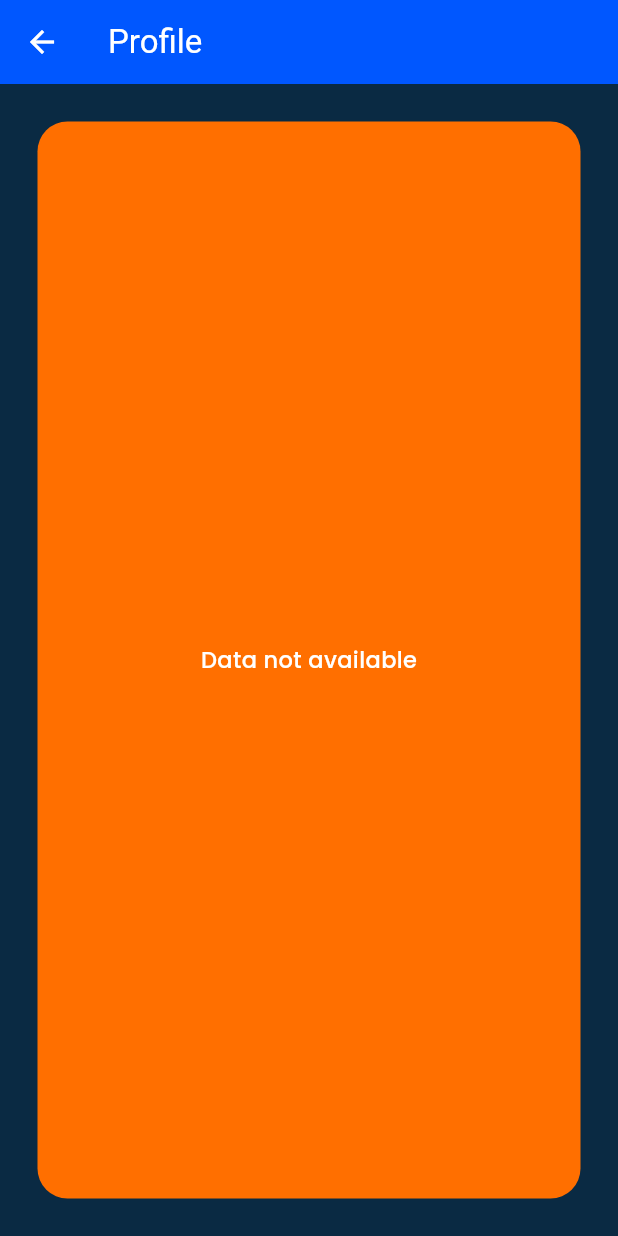
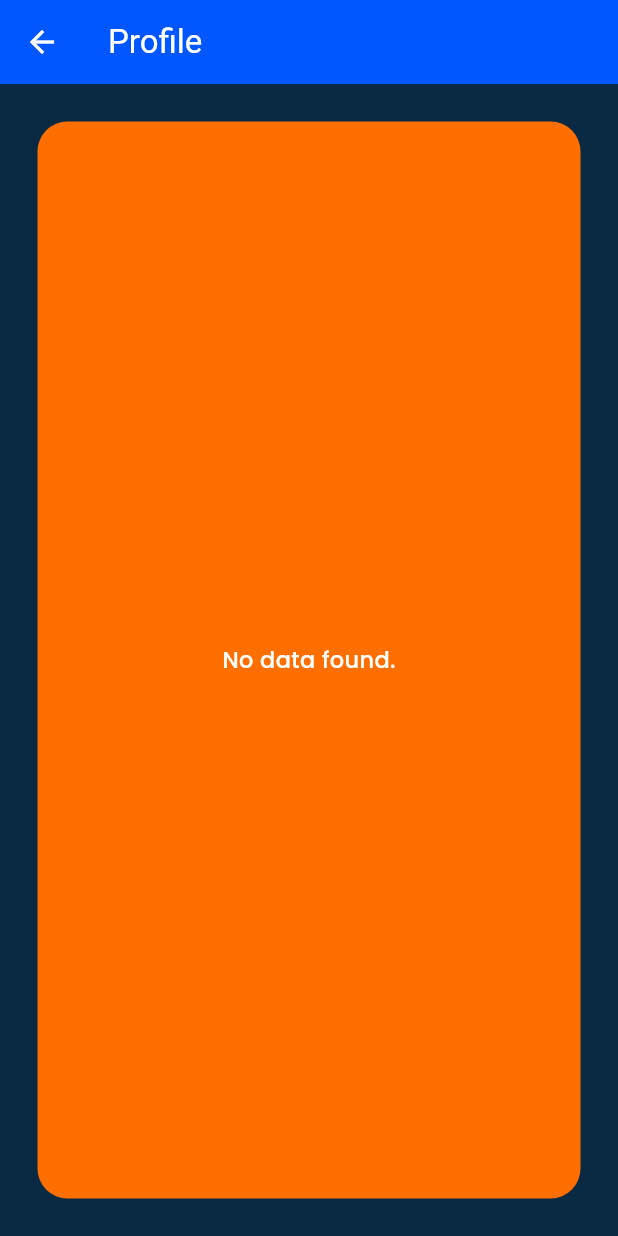
Before and after one commit to huzaifa-huzzi/chatify-Project, a Flutter app: the ProfileScreen screen opened directly, on a phone screen of 412 x 824 dp. Run offline on Flutter 3.47's test engine with Material 3 defaults, Android fonts, the phone set to English and light mode, and no system bars; our stand-ins replace firebase_auth, firebase_core, firebase_database, flutter_svg, fluttertoast, get and 2 more; accounts and stored records are empty; generated files the repository leaves out were written again.

Commit message:
Making Chat App

```diff
--- a/lib/View/ProfileScreen/ProfileScreen.dart
+++ b/lib/View/ProfileScreen/ProfileScreen.dart
@@ -10,7 +10,7 @@ import 'package:get/get.dart';
 
 class ProfileScreen extends StatelessWidget {
   final ProfileController controller = Get.put(ProfileController());
-  final DatabaseReference _ref = FirebaseDatabase.instance.ref().child("user");
+  final DatabaseReference _ref = FirebaseDatabase.instance.ref('user');
 
   @override
   Widget build(BuildContext context) {
@@ -31,24 +31,22 @@ class ProfileScreen extends StatelessWidget {
             color: Theme.of(context).colorScheme.primaryContainer,
             borderRadius: BorderRadius.circular(20),
           ),
-          child:StreamBuilder(
+          child: StreamBuilder(
             stream: _ref.child(SessionManager().userId.toString()).onValue,
-      builder: (context, AsyncSnapshot snapshot) {
+            builder: (context, AsyncSnapshot<DatabaseEvent> snapshot) {
               if (snapshot.connectionState == ConnectionState.waiting) {
                 return Center(child: CircularProgressIndicator());
               }
-
-        if (!snapshot.hasData || snapshot.data == null) {
+              if (!snapshot.hasData || snapshot.data?.snapshot.value == null) {
                 return Center(child: Text('No data found.'));
               }
 
-        Map<dynamic, dynamic>? map = snapshot.data!.snapshot.value as Map<dynamic, dynamic>?;
-
-        if (map == null) {
-          return Center(child: Text('Data not available'));
+              var data = snapshot.data!.snapshot.value as Map<dynamic, dynamic>?;
+              if (data == null) {
+                return Center(child: Text('Data not available.'));
               }
 
-        return Obx(() => Column(
+              return Column(
                 mainAxisSize: MainAxisSize.min,
                 children: [
                   /// Profile Picture
@@ -83,9 +81,8 @@ class ProfileScreen extends StatelessWidget {
                   )
                       : Column(
                     children: [
-                InfoRows(icon: Icons.person, text: map['username'], isEditable: false),
-                InfoRows(icon: Icons.info, text: controller.bio.value, isEditable: false),
-                InfoRows(icon: Icons.email, text: map['email'], isEditable: false),
+                      InfoRows(icon: Icons.person, text: data['username'] ?? 'N/A', isEditable: false),
+                      InfoRows(icon: Icons.email, text: data['email'] ?? 'N/A', isEditable: false),
                     ],
                   ),
 
@@ -113,10 +110,9 @@ class ProfileScreen extends StatelessWidget {
                     ],
                   )
                 ],
-        ));
+              );
             },
           ),
-
         ),
       ),
     );
--- a/lib/View_Model/Controllers/SignUpController.dart
+++ b/lib/View_Model/Controllers/SignUpController.dart
@@ -1,7 +1,6 @@
 import 'package:chatify_app/Services/SessionManager.dart';
 import 'package:chatify_app/Utils/Utils.dart';
 import 'package:chatify_app/View/HomePage/HomeScreen.dart';
-import 'package:chatify_app/View/chatPage/ChatPage.dart';
 import 'package:firebase_auth/firebase_auth.dart';
 import 'package:firebase_database/firebase_database.dart';
 import 'package:flutter/material.dart';
--- a/pubspec.yaml
+++ b/pubspec.yaml
@@ -38,13 +38,13 @@ dependencies:
   get: ^4.7.2
   flutter_svg: ^2.0.17
   slide_to_act: ^2.0.2
-  firebase_core: ^3.12.1
   firebase_storage: ^12.4.4
   firebase_auth: ^5.5.1
   cloud_firestore: ^5.6.5
   firebase_database: ^11.3.4
   fluttertoast: ^8.2.12
   loading_indicator: ^3.1.1
+  firebase_core: ^3.12.1
 
 dev_dependencies:
   flutter_test:
```
Lines whose indentation alone changed are shown as unchanged.
